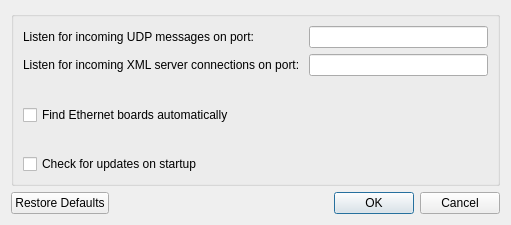
makingthings/makecontroller, file mchelper/trunk/layouts/mchelperPrefs.ui: the form before one commit.
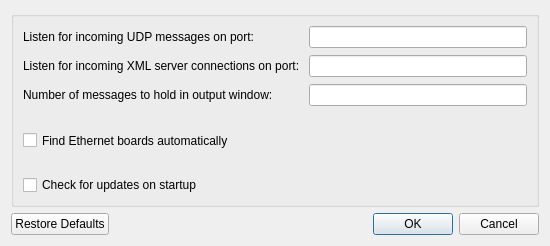
The form after the commit.

Commit message: - output window now only holds a user-selectable number of messages, 1000 by default - split prefs into its own file - now prefs are applied atomically when "OK" is pressed, not when any of the values change - fixed bug in NetworkMonitor where it would crash when the initial bind failed, and added a few slightly more helpful messages

What changed in the file:
```diff
--- a/mchelper/trunk/layouts/mchelperPrefs.ui
+++ b/mchelper/trunk/layouts/mchelperPrefs.ui
@@ -5,8 +5,8 @@
    <rect>
     <x>0</x>
     <y>0</y>
-    <width>511</width>
-    <height>225</height>
+    <width>550</width>
+    <height>246</height>
    </rect>
   </property>
   <property name="sizePolicy" >
@@ -17,8 +17,8 @@
   </property>
   <property name="minimumSize" >
    <size>
-    <width>511</width>
-    <height>225</height>
+    <width>0</width>
+    <height>0</height>
    </size>
   </property>
   <property name="maximumSize" >
@@ -36,9 +36,12 @@
      <property name="title" >
       <string/>
      </property>
-     <layout class="QVBoxLayout" >
+     <layout class="QHBoxLayout" >
       <item>
        <layout class="QGridLayout" >
+        <property name="verticalSpacing" >
+         <number>7</number>
+        </property>
         <item row="0" column="0" >
          <widget class="QLabel" name="label" >
           <property name="text" >
@@ -47,7 +50,14 @@
          </widget>
         </item>
         <item row="0" column="1" >
-         <widget class="QLineEdit" name="udpPortPrefs" />
+         <widget class="QLineEdit" name="udpPortPrefs" >
+          <property name="minimumSize" >
+           <size>
+            <width>150</width>
+            <height>0</height>
+           </size>
+          </property>
+         </widget>
         </item>
         <item row="1" column="0" >
          <widget class="QLabel" name="label_2" >
@@ -60,6 +70,16 @@
          <widget class="QLineEdit" name="xmlPortPrefs" />
         </item>
         <item row="2" column="0" >
+         <widget class="QLabel" name="label_3" >
+          <property name="text" >
+           <string>Number of messages to hold in output window:</string>
+          </property>
+         </widget>
+        </item>
+        <item row="2" column="1" >
+         <widget class="QLineEdit" name="maxOutputMsgsLineEdit" />
+        </item>
+        <item row="3" column="0" >
          <widget class="QCheckBox" name="networkPingCheckBox" >
           <property name="sizePolicy" >
            <sizepolicy vsizetype="Preferred" hsizetype="Minimum" >
@@ -75,7 +95,7 @@
           </property>
          </widget>
         </item>
-        <item row="3" column="0" >
+        <item row="4" column="0" >
          <widget class="QCheckBox" name="updatesCheckBox" >
           <property name="text" >
            <string>Check for updates on startup</string>
```
Left out of the diff: 42 changed lines with no effect on the pictures. The commit also changes 9 other files.
